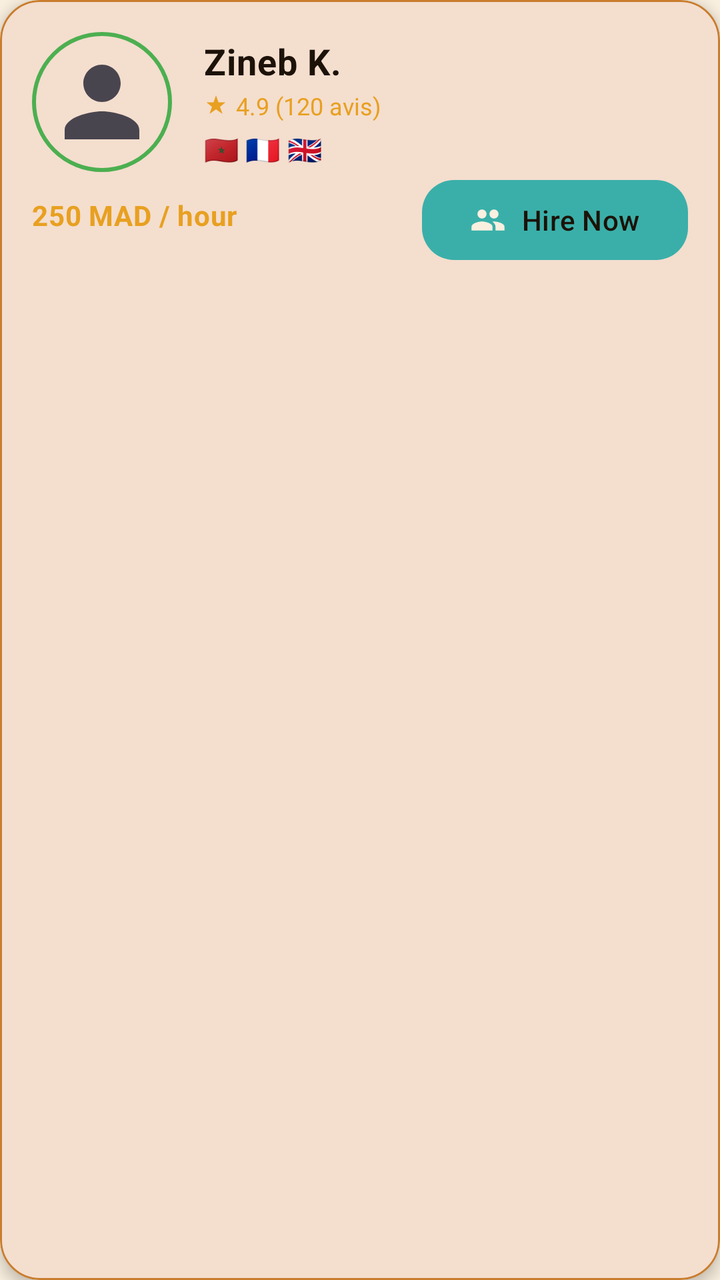
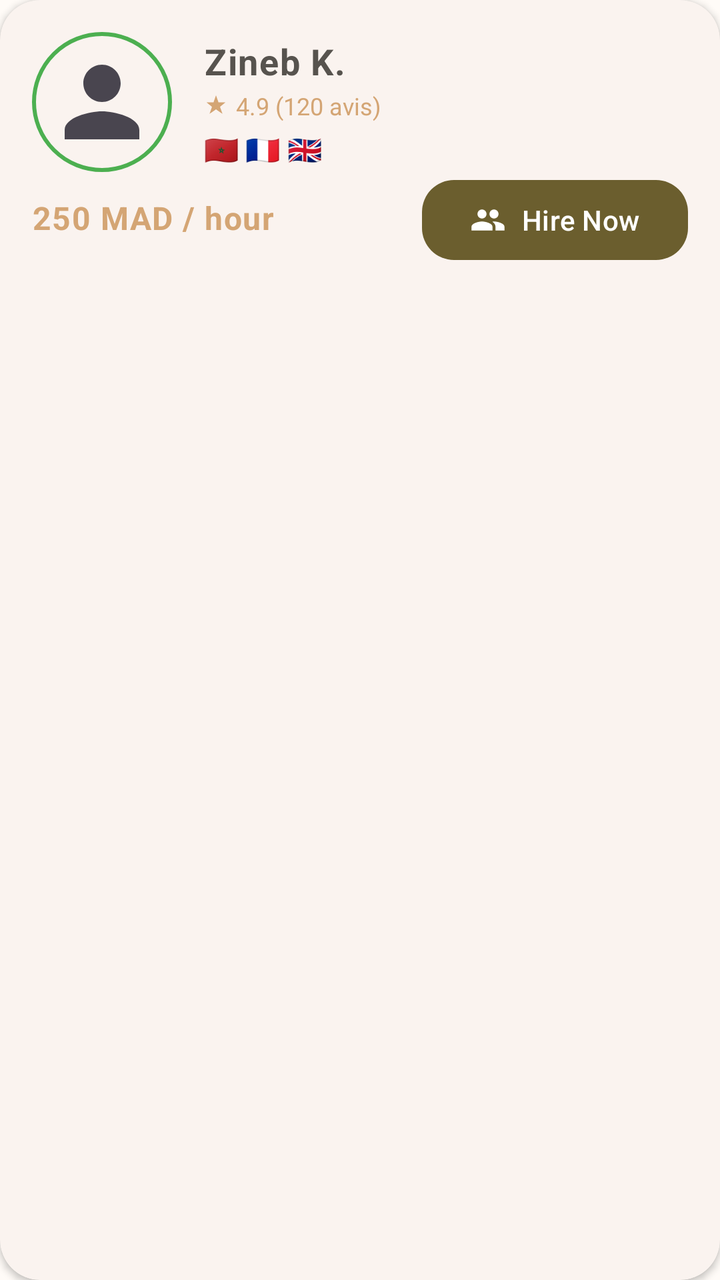

Before-and-after screenshots of an Android layout around one commit, followed by the original layout XML and the change that was made.
<!-- AndroidManifest.xml: application theme Theme.TourismGuide -->
<!-- res/layout/item_guide_card.xml -->
<?xml version="1.0" encoding="utf-8"?>
<com.google.android.material.card.MaterialCardView xmlns:android="http://schemas.android.com/apk/res/android"
    xmlns:app="http://schemas.android.com/apk/res-auto"
    android:layout_width="match_parent"
    android:layout_height="wrap_content"
    android:layout_marginHorizontal="16dp"
    android:layout_marginBottom="12dp"
    app:cardBackgroundColor="@color/ivory_plaster"
    app:cardCornerRadius="20dp"
    app:cardElevation="4dp"
    app:strokeColor="@color/argan_amber"
    app:strokeWidth="1dp">

    <androidx.constraintlayout.widget.ConstraintLayout
        android:layout_width="match_parent"
        android:layout_height="wrap_content"
        android:padding="16dp">

        <FrameLayout
            android:id="@+id/avatarContainer"
            android:layout_width="70dp"
            android:layout_height="70dp"
            app:layout_constraintStart_toStartOf="parent"
            app:layout_constraintTop_toTopOf="parent">

            
            <View
                android:id="@+id/availabilityRing"
                android:layout_width="match_parent"
                android:layout_height="match_parent"
                android:background="@drawable/bg_availability_ring" />

            <com.google.android.material.imageview.ShapeableImageView
                android:id="@+id/imageAvatar"
                android:layout_width="60dp"
                android:layout_height="60dp"
                android:layout_gravity="center"
                android:padding="2dp"
                android:scaleType="centerCrop"
                android:src="@drawable/ic_person"
                app:shapeAppearanceOverlay="@style/ShapeAppearance.Material3.Corner.Full" />
        </FrameLayout>

        <LinearLayout
            android:layout_width="0dp"
            android:layout_height="wrap_content"
            android:layout_marginStart="16dp"
            android:orientation="vertical"
            app:layout_constraintBottom_toBottomOf="@id/avatarContainer"
            app:layout_constraintEnd_toStartOf="@+id/buttonHire"
            app:layout_constraintStart_toEndOf="@id/avatarContainer"
            app:layout_constraintTop_toTopOf="@id/avatarContainer">

            <TextView
                android:id="@+id/textName"
                android:layout_width="wrap_content"
                android:layout_height="wrap_content"
                android:text="Zineb K."
                android:textAppearance="@style/TextAppearance.Marhaba.Body"
                android:textSize="18sp"
                android:textStyle="bold" />

            <LinearLayout
                android:layout_width="wrap_content"
                android:layout_height="wrap_content"
                android:layout_marginTop="2dp"
                android:gravity="center_vertical"
                android:orientation="horizontal">

                <ImageView
                    android:layout_width="12dp"
                    android:layout_height="12dp"
                    android:src="@drawable/ic_star_motif"
                    app:tint="@color/muted_gold" />

                <TextView
                    android:id="@+id/textRating"
                    android:layout_width="wrap_content"
                    android:layout_height="wrap_content"
                    android:layout_marginStart="4dp"
                    android:text="4.9 (120 avis)"
                    android:textColor="@color/muted_gold"
                    android:textSize="12sp" />
            </LinearLayout>

            <TextView
                android:id="@+id/textLanguages"
                android:layout_width="wrap_content"
                android:layout_height="wrap_content"
                android:layout_marginTop="4dp"
                android:text="🇲🇦 🇫🇷 🇬🇧"
                android:textColor="@color/deep_zellige_teal"
                android:textSize="14sp" />
        </LinearLayout>

        <TextView
            android:id="@+id/textPrice"
            android:layout_width="wrap_content"
            android:layout_height="wrap_content"
            android:layout_marginTop="12dp"
            android:text="250 MAD / hour"
            android:textAppearance="@style/TextAppearance.Marhaba.Body"
            android:textColor="@color/muted_gold"
            android:textStyle="bold"
            app:layout_constraintStart_toStartOf="parent"
            app:layout_constraintTop_toBottomOf="@id/avatarContainer" />

        <com.google.android.material.button.MaterialButton
            android:id="@+id/buttonHire"
            style="@style/Widget.Marhaba.Button.Turquoise"
            android:layout_width="wrap_content"
            android:layout_height="wrap_content"
            android:text="@string/hire_now"
            app:cornerRadius="16dp"
            app:icon="@drawable/ic_people"
            app:layout_constraintBottom_toBottomOf="parent"
            app:layout_constraintEnd_toEndOf="parent"
            app:layout_constraintTop_toBottomOf="@id/avatarContainer" />

    </androidx.constraintlayout.widget.ConstraintLayout>
</com.google.android.material.card.MaterialCardView>
<!-- resources referenced by this layout -->
<resources>
  <color name="argan_amber">#C97D2E</color>
  <color name="deep_zellige_teal">#1A5C5A</color>
  <color name="ivory_plaster">#FAF0E0</color>
  <color name="muted_gold">#E8A020</color>
  <!-- drawable bg_availability_ring (drawable) -->
  <?xml version="1.0" encoding="utf-8"?>
  <shape xmlns:android="http://schemas.android.com/apk/res/android"
      android:shape="oval">
      <stroke
          android:width="2dp"
          android:color="#4CAF50" />
      <padding
          android:bottom="4dp"
          android:left="4dp"
          android:right="4dp"
          android:top="4dp" />
  </shape>
  <!-- drawable ic_person (drawable) -->
  <vector xmlns:android="http://schemas.android.com/apk/res/android" android:width="24dp" android:height="24dp" android:viewportWidth="24" android:viewportHeight="24">
      <path android:fillColor="?attr/colorControlNormal" android:pathData="M12,12c2.2,0 4,-1.8 4,-4s-1.8,-4 -4,-4 -4,1.8 -4,4 1.8,4 4,4zM12,14c-2.7,0 -8,1.3 -8,4v2h16v-2c0,-2.7 -5.3,-4 -8,-4z" />
  </vector>
  <string name="hire_now">Hire Now</string>
  <style name="TextAppearance.Marhaba.Body" parent="TextAppearance.Material3.BodyMedium">
          <item name="android:fontFamily">sans-serif</item>
          <item name="android:textColor">@color/night_marrakech</item>
      </style>
  <style name="Widget.Marhaba.Button.Turquoise" parent="Widget.Material3.Button">
          <item name="backgroundTint">@color/turquoise</item>
          <item name="android:textColor">@color/night_marrakech</item>
      </style>
  <style name="Theme.TourismGuide" parent="Theme.Material3.DayNight.NoActionBar">
          <item name="colorPrimary">@color/terracotta_red</item>
          <item name="colorOnPrimary">@color/ivory_plaster</item>
          <item name="colorPrimaryContainer">@color/deep_zellige_teal</item>
          <item name="colorOnPrimaryContainer">@color/ivory_plaster</item>
          <item name="colorSecondary">@color/saffron_gold</item>
          <item name="colorOnSecondary">@color/night_marrakech</item>
          <item name="colorTertiary">@color/mint_sousse</item>
          <item name="colorOnTertiary">@color/night_marrakech</item>
          <item name="colorSurface">@color/ivory_plaster</item>
          <item name="colorOnSurface">@color/night_marrakech</item>
          <item name="colorSurfaceVariant">@color/moroccan_clay</item>
          <item name="colorOnSurfaceVariant">@color/night_marrakech</item>
          <item name="colorOutline">@color/argan_amber</item>
  
          <item name="android:statusBarColor">@color/deep_zellige_teal</item>
          <item name="android:windowLightStatusBar">false</item>
          <item name="android:navigationBarColor">@color/night_marrakech</item>
          <item name="android:windowBackground">@color/ivory_plaster</item>
      </style>
  <color name="night_marrakech">#1C1208</color>
  <color name="turquoise">#3AAFA9</color>
  <color name="terracotta_red">#C0392B</color>
  <color name="saffron_gold">#E8A020</color>
  <color name="mint_sousse">#3AAFA9</color>
  <color name="moroccan_clay">#D4845A</color>
  <!-- unchanged entries left out for length: 2 -->
</resources>

<!-- the commit's change to res/layout/item_guide_card.xml (unified diff, before → after) -->
@@ -5,11 +5,10 @@
     android:layout_height="wrap_content"
     android:layout_marginHorizontal="16dp"
     android:layout_marginBottom="12dp"
-    app:cardBackgroundColor="@color/ivory_plaster"
+    app:cardBackgroundColor="?attr/colorSurface"
     app:cardCornerRadius="20dp"
-    app:cardElevation="4dp"
-    app:strokeColor="@color/argan_amber"
-    app:strokeWidth="1dp">
+    app:cardElevation="2dp"
+    app:strokeWidth="0dp">
 
     <androidx.constraintlayout.widget.ConstraintLayout
         android:layout_width="match_parent"
@@ -89,7 +88,7 @@
                 android:layout_height="wrap_content"
                 android:layout_marginTop="4dp"
                 android:text="🇲🇦 🇫🇷 🇬🇧"
-                android:textColor="@color/deep_zellige_teal"
+                android:textColor="?attr/colorOnSurfaceVariant"
                 android:textSize="14sp" />
         </LinearLayout>
 
<!-- resource entries referenced after the edit -->
@@ -1,9 +1,6 @@
 <!-- resources referenced by this layout -->
 <resources>
-  <color name="argan_amber">#C97D2E</color>
-  <color name="deep_zellige_teal">#1A5C5A</color>
-  <color name="ivory_plaster">#FAF0E0</color>
-  <color name="muted_gold">#E8A020</color>
+  <color name="muted_gold">@color/saffron_gold</color>
   <!-- drawable bg_availability_ring (drawable) -->
   <?xml version="1.0" encoding="utf-8"?>
   <shape xmlns:android="http://schemas.android.com/apk/res/android"
@@ -22,40 +19,54 @@
       <path android:fillColor="?attr/colorControlNormal" android:pathData="M12,12c2.2,0 4,-1.8 4,-4s-1.8,-4 -4,-4 -4,1.8 -4,4 1.8,4 4,4zM12,14c-2.7,0 -8,1.3 -8,4v2h16v-2c0,-2.7 -5.3,-4 -8,-4z" />
   </vector>
   <string name="hire_now">Hire Now</string>
-  <style name="TextAppearance.Marhaba.Body" parent="TextAppearance.Material3.BodyMedium">
-          <item name="android:fontFamily">sans-serif</item>
-          <item name="android:textColor">@color/night_marrakech</item>
+  <style name="TextAppearance.Marhaba.Body" parent="TextAppearance.Material3.BodyLarge">
+          <item name="android:textColor">?attr/colorOnSurfaceVariant</item>
       </style>
   <style name="Widget.Marhaba.Button.Turquoise" parent="Widget.Material3.Button">
-          <item name="backgroundTint">@color/turquoise</item>
-          <item name="android:textColor">@color/night_marrakech</item>
+          <item name="backgroundTint">?attr/colorTertiary</item>
+          <item name="android:textColor">?attr/colorOnTertiary</item>
       </style>
   <style name="Theme.TourismGuide" parent="Theme.Material3.DayNight.NoActionBar">
-          <item name="colorPrimary">@color/terracotta_red</item>
-          <item name="colorOnPrimary">@color/ivory_plaster</item>
-          <item name="colorPrimaryContainer">@color/deep_zellige_teal</item>
-          <item name="colorOnPrimaryContainer">@color/ivory_plaster</item>
-          <item name="colorSecondary">@color/saffron_gold</item>
-          <item name="colorOnSecondary">@color/night_marrakech</item>
-          <item name="colorTertiary">@color/mint_sousse</item>
-          <item name="colorOnTertiary">@color/night_marrakech</item>
-          <item name="colorSurface">@color/ivory_plaster</item>
-          <item name="colorOnSurface">@color/night_marrakech</item>
-          <item name="colorSurfaceVariant">@color/moroccan_clay</item>
-          <item name="colorOnSurfaceVariant">@color/night_marrakech</item>
-          <item name="colorOutline">@color/argan_amber</item>
-  
-          <item name="android:statusBarColor">@color/deep_zellige_teal</item>
-          <item name="android:windowLightStatusBar">false</item>
-          <item name="android:navigationBarColor">@color/night_marrakech</item>
-          <item name="android:windowBackground">@color/ivory_plaster</item>
+          <item name="colorPrimary">@color/md_primary</item>
+          <item name="colorOnPrimary">@color/md_on_primary</item>
+          <item name="colorPrimaryContainer">@color/md_primary_container</item>
+          <item name="colorOnPrimaryContainer">@color/md_on_primary_container</item>
+          <item name="colorSecondary">@color/md_secondary</item>
+          <item name="colorOnSecondary">@color/md_on_secondary</item>
+          <item name="colorSecondaryContainer">@color/md_secondary_container</item>
+          <item name="colorOnSecondaryContainer">@color/md_on_secondary_container</item>
+          <item name="colorTertiary">@color/md_tertiary</item>
+          <item name="colorOnTertiary">@color/md_on_tertiary</item>
+          <item name="colorSurface">@color/md_surface</item>
+          <item name="colorOnSurface">@color/md_on_surface</item>
+          <item name="colorSurfaceVariant">@color/md_surface_variant</item>
+          <item name="colorOnSurfaceVariant">@color/md_on_surface_variant</item>
+          <item name="colorOutline">@color/md_outline</item>
+          <item name="colorError">@color/md_error</item>
+          <item name="android:colorBackground">@color/md_background</item>
+          <item name="android:statusBarColor">@color/md_background</item>
+          <item name="android:navigationBarColor">@color/md_surface</item>
+          <item name="android:windowLightStatusBar">true</item>
+          <item name="android:windowBackground">@color/md_background</item>
       </style>
-  <color name="night_marrakech">#1C1208</color>
-  <color name="turquoise">#3AAFA9</color>
-  <color name="terracotta_red">#C0392B</color>
-  <color name="saffron_gold">#E8A020</color>
-  <color name="mint_sousse">#3AAFA9</color>
-  <color name="moroccan_clay">#D4845A</color>
+  <color name="saffron_gold">#D4A574</color>
+  <color name="md_primary">#C45C26</color>
+  <color name="md_on_primary">#FFFFFF</color>
+  <color name="md_primary_container">#FFDBC8</color>
+  <color name="md_on_primary_container">#3A0F00</color>
+  <color name="md_secondary">#775847</color>
+  <color name="md_on_secondary">#FFFFFF</color>
+  <color name="md_secondary_container">#FFDBC8</color>
+  <color name="md_on_secondary_container">#2C1608</color>
+  <color name="md_tertiary">#6B5E2E</color>
+  <color name="md_on_tertiary">#FFFFFF</color>
+  <color name="md_surface">#FFFFFF</color>
+  <color name="md_on_surface">#1C1917</color>
+  <color name="md_surface_variant">#F5EDE4</color>
+  <color name="md_on_surface_variant">#57534E</color>
+  <color name="md_outline">#A8A29E</color>
+  <color name="md_error">#BA1A1A</color>
+  <color name="md_background">#FFFBF7</color>
   <!-- unchanged entries left out for length: 2 -->
 </resources>
 
